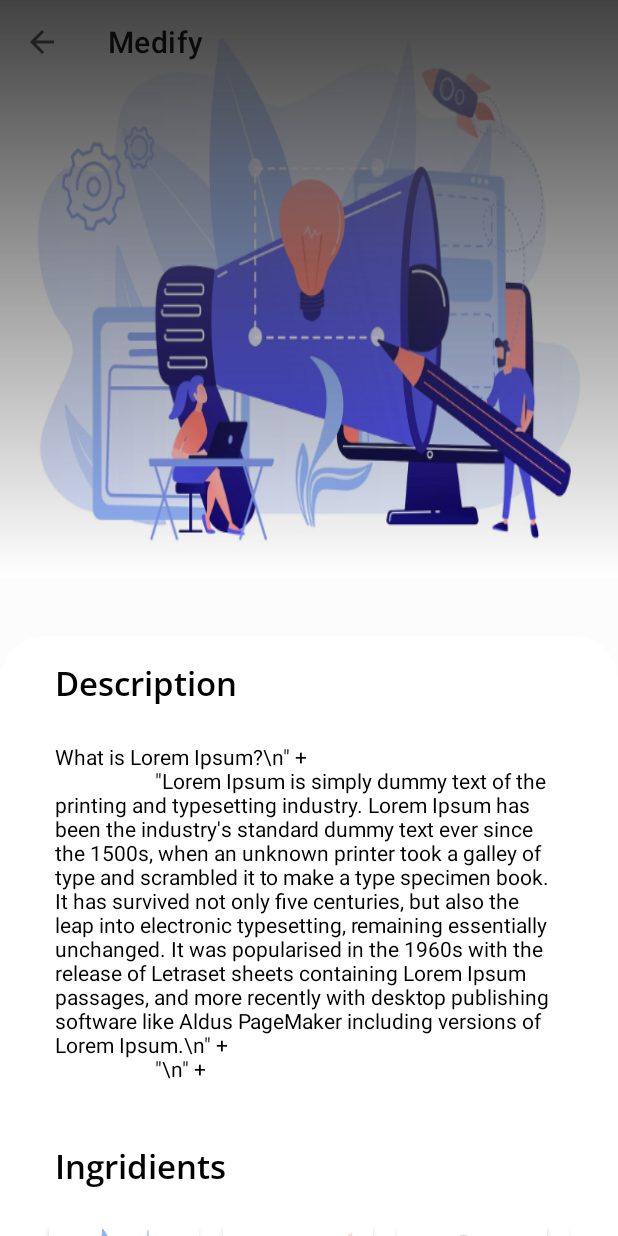
After one commit to strikeWspark/Medify, an Android app: the OrderNowActivity screen opened directly, with no data from a screen before it, on a phone screen of 412 x 824 dp. The commit adds this screen. Run offline under Robolectric (Android 15) with nearby library versions, the phone set to English and light mode, and no system bars; 2 statements that could not run were skipped.

Commit message:
Added Bottom Sheet Behavior

```diff
--- a/app/src/main/AndroidManifest.xml
+++ b/app/src/main/AndroidManifest.xml
@@ -43,6 +43,12 @@
         <activity android:name=".UI.More.MoreActivity"/>
         <activity android:name=".Activities.FullDetailActivity"/>
 
+        <activity android:name=".Activities.OrderNowActivity">
+
+
+
+        </activity>
+
         <activity android:name=".UI.HowToUse.HowToUse">
 
 
--- /dev/null
+++ b/app/src/main/java/com/dryfire/medify/Activities/OrderNowActivity.java
@@ -0,0 +1,107 @@
+package com.dryfire.medify.Activities;
+
+import android.content.Intent;
+import android.graphics.Color;
+import android.graphics.drawable.ColorDrawable;
+import android.os.Bundle;
+
+import android.view.View;
+import android.widget.Button;
+import android.widget.ImageView;
+import android.widget.TextView;
+import android.widget.Toast;
+
+import androidx.annotation.NonNull;
+import androidx.annotation.Nullable;
+import androidx.appcompat.app.AppCompatActivity;
+import androidx.appcompat.widget.Toolbar;
+
+import com.dryfire.medify.Model.OrderNow;
+import com.dryfire.medify.R;
+import com.dryfire.medify.Util.SharedPrefs;
+import com.google.android.material.bottomsheet.BottomSheetBehavior;
+
+public class OrderNowActivity extends AppCompatActivity {
+
+    private BottomSheetBehavior bottomSheetBehavior;
+    private Button expand;
+    private ImageView imageView;
+    private TextView descriptionTextView;
+    private SharedPrefs sharedPrefs;
+    OrderNow orderNow;
+    private Toolbar toolbar;
+
+    @Override
+    public void onCreate(@Nullable Bundle savedInstanceState) {
+        sharedPrefs = new SharedPrefs(this);
+
+        if(sharedPrefs.loadNightModeState() == true){
+            setTheme(R.style.darktheme);
+        }else{
+            setTheme(R.style.AppTheme);
+        }
+
+        super.onCreate(savedInstanceState);
+        setContentView(R.layout.activity_ordernow);
+
+        orderNow = (OrderNow) getIntent().getSerializableExtra("order");
+        Toast.makeText(this, "" + orderNow.getItem_name(), Toast.LENGTH_SHORT).show();
+        View bottomsheet = findViewById(R.id.bottomsheet);
+        toolbar = findViewById(R.id.ordernow_toolbar);
+        imageView = findViewById(R.id.order_now_imageView);
+        descriptionTextView = findViewById(R.id.ordernow_description_textView);
+
+        setSupportActionBar(toolbar);
+        getSupportActionBar().setDisplayHomeAsUpEnabled(true);
+
+        imageView.setBackgroundResource(orderNow.getFoodImage());
+
+        descriptionTextView.setText( "What is Lorem Ipsum?\\n\" +\n" +
+                "                    \"Lorem Ipsum is simply dummy text of the printing and typesetting industry. Lorem Ipsum has been the industry's standard dummy text ever since the 1500s, when an unknown printer took a galley of type and scrambled it to make a type specimen book. It has survived not only five centuries, but also the leap into electronic typesetting, remaining essentially unchanged. It was popularised in the 1960s with the release of Letraset sheets containing Lorem Ipsum passages, and more recently with desktop publishing software like Aldus PageMaker including versions of Lorem Ipsum.\\n\" +\n" +
+                "                    \"\\n\" +\n");
+        bottomSheetBehavior = BottomSheetBehavior.from(bottomsheet);
+
+      //  bottomsheet.setBackgroundDrawable(new ColorDrawable(Color.TRANSPARENT));
+       /* expand = findViewById(R.id.button);
+
+        expand.setOnClickListener(new View.OnClickListener() {
+            @Override
+            public void onClick(View v) {
+                bottomSheetBehavior.setState(BottomSheetBehavior.STATE_EXPANDED);
+            }
+        });*/
+
+        toolbar.setNavigationOnClickListener(new View.OnClickListener() {
+            @Override
+            public void onClick(View v) {
+                startActivity(new Intent(OrderNowActivity.this,MainActivity.class));
+                finish();
+            }
+        });
+        bottomSheetBehavior.addBottomSheetCallback(new BottomSheetBehavior.BottomSheetCallback() {
+            @Override
+            public void onStateChanged(@NonNull View bottomSheet, int newState) {
+
+                switch (newState){
+                    case BottomSheetBehavior.STATE_DRAGGING:
+                      //  imageView.getLayoutParams().height -= 50;
+                       // imageView.setScaleType(ImageView.ScaleType.CENTER_CROP);
+
+                        break;
+                    case BottomSheetBehavior.STATE_COLLAPSED:
+                        //imageView.getLayoutParams().height += 50;
+                        //imageView.setScaleType(ImageView.ScaleType.FIT_XY);
+
+                }
+            }
+
+            @Override
+            public void onSlide(@NonNull View bottomSheet, float slideOffset) {
+
+
+
+
+            }
+        });
+    }
+}
--- a/app/src/main/java/com/dryfire/medify/Adapter/OrderNowRecyclerViewAdapter.java
+++ b/app/src/main/java/com/dryfire/medify/Adapter/OrderNowRecyclerViewAdapter.java
@@ -1,6 +1,7 @@
 package com.dryfire.medify.Adapter;
 
 import android.content.Context;
+import android.content.Intent;
 import android.view.LayoutInflater;
 import android.view.View;
 import android.view.ViewGroup;
@@ -12,6 +13,7 @@ import android.widget.TextView;
 import androidx.annotation.NonNull;
 import androidx.recyclerview.widget.RecyclerView;
 
+import com.dryfire.medify.Activities.OrderNowActivity;
 import com.dryfire.medify.Model.OrderNow;
 import com.dryfire.medify.R;
 
@@ -32,7 +34,7 @@ public class OrderNowRecyclerViewAdapter extends RecyclerView.Adapter<OrderNowRe
         View v;
         v = LayoutInflater.from(context).inflate(R.layout.ordernow_card,parent,false);
 
-        return new MyViewHolder(v);
+        return new MyViewHolder(v,context);
     }
 
     @Override
@@ -55,13 +57,28 @@ public class OrderNowRecyclerViewAdapter extends RecyclerView.Adapter<OrderNowRe
         TextView restaurantName,itemName,itemPrice;
         RelativeLayout container;
         ImageView food_item_image;
-        public MyViewHolder(@NonNull View itemView) {
+        public MyViewHolder(@NonNull View itemView,final Context ctx) {
             super(itemView);
+
+          context = ctx;
+
             container = itemView.findViewById(R.id.container);
             restaurantName = itemView.findViewById(R.id.restaurant_name);
             itemName = itemView.findViewById(R.id.restuarant_item_name);
             itemPrice = itemView.findViewById(R.id.item_price);
             food_item_image = itemView.findViewById(R.id.restaurant_food_image);
+
+            container.setOnClickListener(new View.OnClickListener() {
+                @Override
+                public void onClick(View v) {
+                    OrderNow orderNow = orderNowList.get(getAdapterPosition());
+
+                    Intent intent = new Intent(ctx, OrderNowActivity.class);
+                    intent.putExtra("order",orderNow);
+                    ctx.startActivity(intent);
+                }
+            });
+
         }
     }
 }
--- a/app/src/main/java/com/dryfire/medify/Model/OrderNow.java
+++ b/app/src/main/java/com/dryfire/medify/Model/OrderNow.java
@@ -1,6 +1,8 @@
 package com.dryfire.medify.Model;
 
-public class OrderNow {
+import java.io.Serializable;
+
+public class OrderNow implements Serializable {
 
     private String restaurantName;
     private String item_name;
--- /dev/null
+++ b/app/src/main/res/drawable/ordernow_gradient.xml
@@ -0,0 +1,6 @@
+<?xml version="1.0" encoding="utf-8"?>
+<shape android:shape="rectangle" xmlns:android="http://schemas.android.com/apk/res/android">
+
+    <gradient android:startColor="@color/cardview_dark_background"
+        android:angle="-90"/>
+</shape>
--- /dev/null
+++ b/app/src/main/res/layout/activity_ordernow.xml
@@ -0,0 +1,189 @@
+<?xml version="1.0" encoding="utf-8"?>
+<androidx.coordinatorlayout.widget.CoordinatorLayout xmlns:android="http://schemas.android.com/apk/res/android"
+    android:layout_width="match_parent"
+    android:layout_height="match_parent"
+    android:background="?attr/backgroundcolor"
+    xmlns:app="http://schemas.android.com/apk/res-auto">
+
+
+    <FrameLayout
+        android:layout_width="match_parent"
+        android:layout_height="wrap_content">
+
+        <ImageView
+            android:id="@+id/order_now_imageView"
+            android:layout_width="match_parent"
+            android:layout_height="385dp"
+            android:background="@drawable/trending_now"
+            android:src="@drawable/ordernow_gradient"/>
+        <androidx.appcompat.widget.Toolbar
+            android:layout_width="match_parent"
+            android:layout_height="?attr/actionBarSize"
+            android:background="@android:color/transparent"
+            android:elevation="0dp"
+            android:id="@+id/ordernow_toolbar"/>
+
+
+
+
+
+    </FrameLayout>
+
+
+    <androidx.core.widget.NestedScrollView
+        android:id="@+id/bottomsheet"
+        android:layout_width="match_parent"
+        android:layout_height="550dp"
+        android:background="@drawable/search_dialog_shape"
+        android:backgroundTint="?attr/cardbackground"
+        app:layout_behavior="@string/bottom_sheet_behavior"
+        app:behavior_hideable="false"
+        app:behavior_peekHeight="400dp">
+
+
+
+        <LinearLayout
+            android:layout_width="match_parent"
+            android:layout_height="match_parent"
+            android:orientation="vertical">
+
+            <TextView
+                android:layout_width="wrap_content"
+                android:layout_height="wrap_content"
+                android:text="Description"
+                android:textColor="?attr/textcolor"
+                android:layout_margin="@dimen/margin"
+                android:padding="@dimen/padding"
+                android:textSize="@dimen/title_text"
+                android:fontFamily="@font/open_sans_semibold"/>
+
+            <TextView
+                android:layout_width="wrap_content"
+                android:layout_height="wrap_content"
+                android:id="@+id/ordernow_description_textView"
+                android:layout_margin="@dimen/margin"
+                android:padding="@dimen/padding"
+                android:textColor="?attr/textcolor"/>
+            <TextView
+                android:layout_width="wrap_content"
+                android:layout_height="wrap_content"
+                android:text="Ingridients"
+                android:textColor="?attr/textcolor"
+                android:layout_margin="@dimen/margin"
+                android:padding="@dimen/padding"
+                android:textSize="@dimen/title_text"
+                android:fontFamily="@font/open_sans_semibold"/>
+
+
+            <HorizontalScrollView
+                android:layout_width="match_parent"
+                android:layout_height="wrap_content">
+
+
+                <LinearLayout
+                    android:layout_width="match_parent"
+                    android:layout_height="120dp"
+                    android:orientation="horizontal">
+
+
+                    <androidx.cardview.widget.CardView
+                        android:layout_width="100dp"
+                        android:layout_height="100dp"
+                        android:layout_margin="@dimen/margin"
+                        android:elevation="3dp"
+                        android:padding="@dimen/padding"
+                        app:cardCornerRadius="8dp">
+
+                        <ImageView
+                            android:layout_width="100dp"
+                            android:layout_height="100dp"
+                            android:background="@drawable/trending_now"/>
+                    </androidx.cardview.widget.CardView>
+
+
+
+                    <androidx.cardview.widget.CardView
+                        android:layout_width="100dp"
+                        android:layout_height="100dp"
+                        android:layout_margin="@dimen/margin"
+                        android:elevation="3dp"
+                        android:padding="@dimen/padding"
+                        app:cardCornerRadius="8dp">
+
+                        <ImageView
+                            android:layout_width="100dp"
+                            android:layout_height="100dp"
+                            android:background="@drawable/trending"/>
+
+                    </androidx.cardview.widget.CardView>
+
+                    <androidx.cardview.widget.CardView
+                        android:layout_width="100dp"
+                        android:layout_height="100dp"
+                        android:elevation="3dp"
+                        android:layout_margin="@dimen/margin"
+                        android:padding="@dimen/padding"
+                        app:cardCornerRadius="8dp">
+
+                        <ImageView
+                            android:layout_width="100dp"
+                            android:layout_height="100dp"
+                            android:background="@drawable/travel"/>
+
+                    </androidx.cardview.widget.CardView>
+
+                    <androidx.cardview.widget.CardView
+                        android:layout_width="100dp"
+                        android:layout_height="100dp"
+                        android:elevation="3dp"
+                        android:layout_margin="@dimen/margin"
+                        android:padding="@dimen/padding"
+                        app:cardCornerRadius="8dp">
+
+                        <ImageView
+                            android:layout_width="100dp"
+                            android:layout_height="100dp"
+                            android:background="@drawable/order_now"/>
+
+                    </androidx.cardview.widget.CardView>
+
+                    <androidx.cardview.widget.CardView
+                        android:layout_width="100dp"
+                        android:layout_height="100dp"
+                        android:elevation="3dp"
+                        android:padding="@dimen/padding"
+                        android:layout_margin="@dimen/margin"
+                        app:cardCornerRadius="8dp">
+
+                        <ImageView
+                            android:layout_width="100dp"
+                            android:layout_height="100dp"
+                            android:background="@drawable/calculate_calories"/>
+
+                    </androidx.cardview.widget.CardView>
+
+
+
+
+                </LinearLayout>
+
+
+            </HorizontalScrollView>
+
+        <com.google.android.material.button.MaterialButton
+            android:layout_width="150dp"
+            android:layout_height="50dp"
+            android:text="Order Now"
+            app:cornerRadius="@dimen/fab_margin"
+            android:backgroundTint="?attr/buttoncolor"
+            android:layout_margin="@dimen/margin"
+            android:padding="@dimen/padding"
+            android:elevation="@dimen/margin"/>
+
+        </LinearLayout>
+
+
+
+    </androidx.core.widget.NestedScrollView>
+
+</androidx.coordinatorlayout.widget.CoordinatorLayout>
--- a/app/src/main/res/layout/ordernow_card.xml
+++ b/app/src/main/res/layout/ordernow_card.xml
@@ -11,6 +11,7 @@
     <RelativeLayout
         android:layout_width="match_parent"
         android:layout_height="wrap_content"
+        android:background="@drawable/ripple_effect"
         android:id="@+id/container">
 
         <ImageView
```
